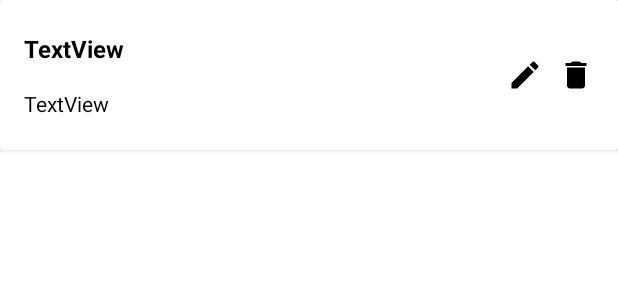
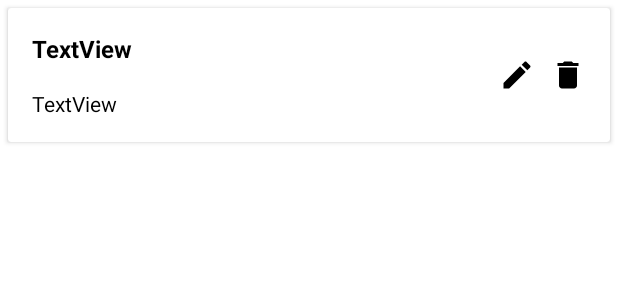
Before and after one commit to muhammadfarros12/binar-challenge-4, an Android app: the layout item_note_layout.xml on its own in the app's theme, with its tools: preview values and no code run, on a phone screen of 412 x 824 dp. Shown: the top 300 px of the screen. Run offline under Robolectric (Android 15) with nearby library versions, the phone set to English and light mode, and no system bars.

Commit message:
appbar configuration

```diff
--- a/app/src/main/java/com/example/noteapp/ui/NoteFragment.kt
+++ b/app/src/main/java/com/example/noteapp/ui/NoteFragment.kt
@@ -1,10 +1,12 @@
 package com.example.noteapp.ui
 
+import android.app.ActionBar
 import android.os.Bundle
 import androidx.fragment.app.Fragment
 import android.view.LayoutInflater
 import android.view.View
 import android.view.ViewGroup
+import androidx.appcompat.app.AppCompatActivity
 import androidx.navigation.fragment.findNavController
 import androidx.recyclerview.widget.LinearLayoutManager
 import com.example.noteapp.R
@@ -32,6 +34,8 @@ class NoteFragment : Fragment() {
     ): View? {
         // Inflate the layout for this fragment
         _binding = FragmentNoteBinding.inflate(layoutInflater, container, false)
+
+
         return binding.root
     }
 
@@ -39,6 +43,8 @@ class NoteFragment : Fragment() {
         super.onViewCreated(view, savedInstanceState)
         sharedPref = SharedPreference(view.context)
         noteDb = NoteDatabase.getInstance(view.context)
+
+        (activity as AppCompatActivity).supportActionBar?.hide()
 
         binding.apply {
             homeToolbar.inflateMenu(R.menu.home_menu)
--- a/app/src/main/res/drawable/ic_refresh.xml
+++ b/app/src/main/res/drawable/ic_refresh.xml
@@ -1,4 +1,4 @@
-<vector android:height="24dp" android:tint="#000000"
+<vector android:height="24dp" android:tint="#FFFFFF"
     android:viewportHeight="24" android:viewportWidth="24"
     android:width="24dp" xmlns:android="http://schemas.android.com/apk/res/android">
     <path android:fillColor="@android:color/white" android:pathData="M17.65,6.35C16.2,4.9 14.21,4 12,4c-4.42,0 -7.99,3.58 -7.99,8s3.57,8 7.99,8c3.73,0 6.84,-2.55 7.73,-6h-2.08c-0.82,2.33 -3.04,4 -5.65,4 -3.31,0 -6,-2.69 -6,-6s2.69,-6 6,-6c1.66,0 3.14,0.69 4.22,1.78L13,11h7V4l-2.35,2.35z"/>
--- a/app/src/main/res/layout/fragment_note.xml
+++ b/app/src/main/res/layout/fragment_note.xml
@@ -15,7 +15,6 @@
 
         <com.google.android.material.appbar.MaterialToolbar
             android:id="@+id/home_toolbar"
-            style="@style/Widget.MaterialComponents.Toolbar.Primary"
             android:layout_width="match_parent"
             android:layout_height="?attr/actionBarSize"
             app:layout_scrollFlags="scroll|enterAlways|snap">
--- a/app/src/main/res/layout/item_note_layout.xml
+++ b/app/src/main/res/layout/item_note_layout.xml
@@ -2,7 +2,9 @@
 <androidx.cardview.widget.CardView xmlns:android="http://schemas.android.com/apk/res/android"
     xmlns:app="http://schemas.android.com/apk/res-auto"
     android:layout_width="match_parent"
-    android:layout_height="100dp">
+    android:layout_height="wrap_content"
+    android:elevation="5dp"
+    android:layout_margin="5dp">
 
     <androidx.constraintlayout.widget.ConstraintLayout
         android:layout_width="match_parent"
```
